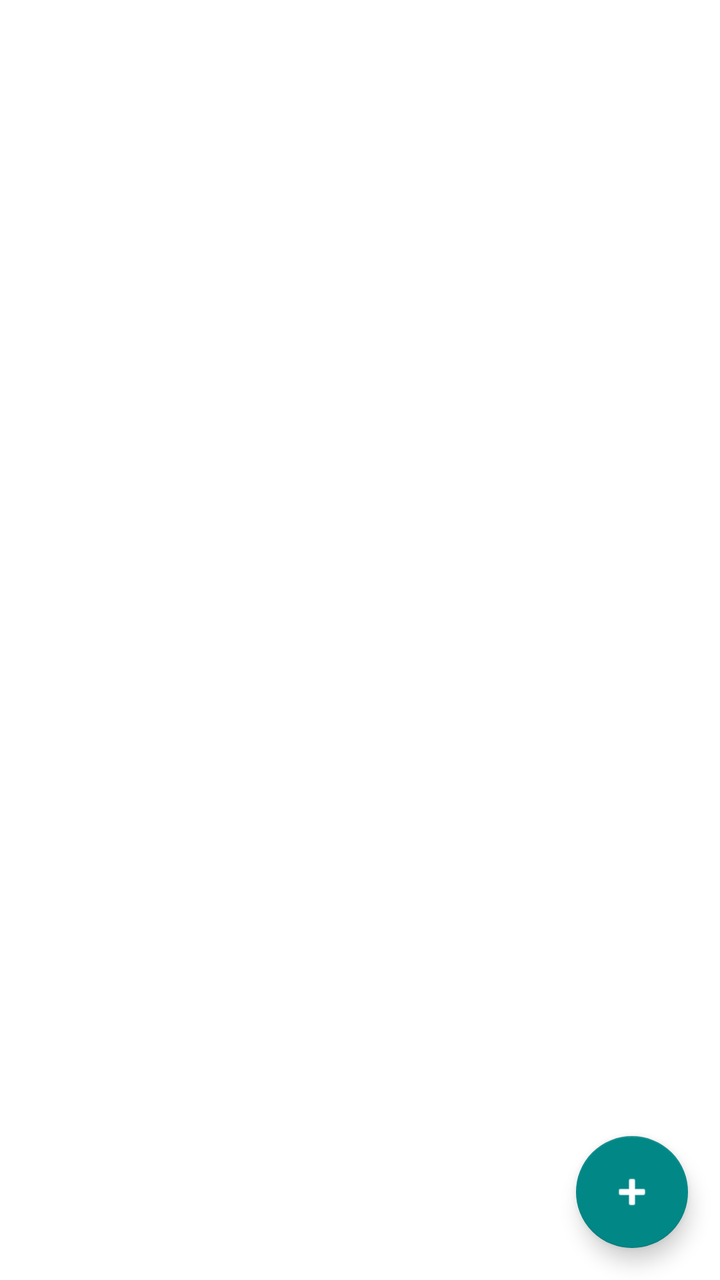
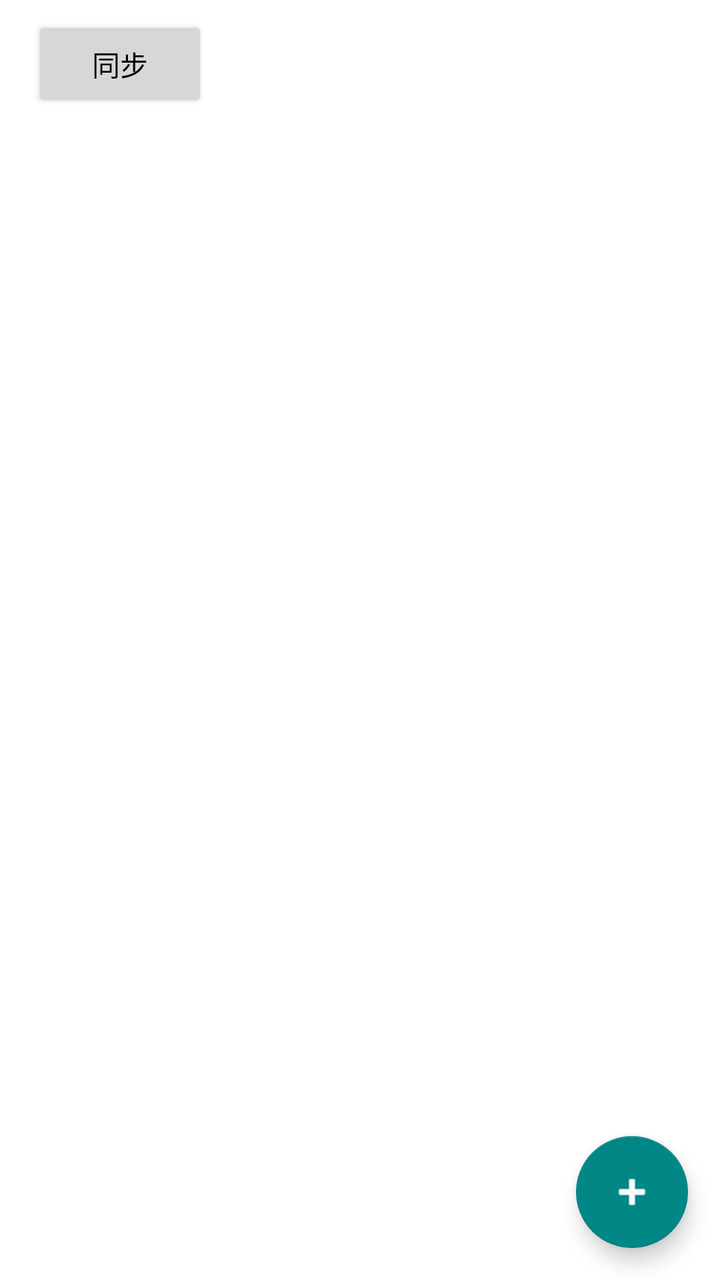

Compare the two renders of this Android layout. The source of the first and the diff that turns it into the second are given below.
<!-- AndroidManifest.xml: application theme Theme.Todolist -->
<!-- res/layout/fragment_task_list.xml -->
<?xml version="1.0" encoding="utf-8"?>
<androidx.constraintlayout.widget.ConstraintLayout
        xmlns:android="http://schemas.android.com/apk/res/android"
        xmlns:app="http://schemas.android.com/apk/res-auto"
        xmlns:tools="http://schemas.android.com/tools"
        android:layout_width="match_parent"
        android:layout_height="match_parent">

    <androidx.recyclerview.widget.RecyclerView
            android:id="@+id/taskRecyclerView"
            android:layout_width="0dp"
            android:layout_height="0dp"
            app:layoutManager="androidx.recyclerview.widget.LinearLayoutManager"
            app:layout_constraintTop_toTopOf="parent"
            app:layout_constraintBottom_toBottomOf="parent"
            app:layout_constraintStart_toStartOf="parent"
            app:layout_constraintEnd_toEndOf="parent"
            tools:listitem="@layout/item_task" />

    <TextView
            android:id="@+id/emptyTextView"
            android:layout_width="wrap_content"
            android:layout_height="wrap_content"
            android:text="@string/empty_task_list"
            android:textSize="15sp"
            android:textColor="?android:attr/textColorSecondary"
            android:visibility="gone"
            app:layout_constraintTop_toTopOf="parent"
            app:layout_constraintBottom_toBottomOf="parent"
            app:layout_constraintStart_toStartOf="parent"
            app:layout_constraintEnd_toEndOf="parent" />

    <com.google.android.material.floatingactionbutton.FloatingActionButton
            android:id="@+id/addTaskFab"
            android:layout_width="wrap_content"
            android:layout_height="wrap_content"
            android:layout_margin="16dp"
            android:contentDescription="@string/title_add_task"
            app:srcCompat="@android:drawable/ic_input_add"
            app:layout_constraintBottom_toBottomOf="parent"
            app:layout_constraintEnd_toEndOf="parent" />

</androidx.constraintlayout.widget.ConstraintLayout>
<!-- res/layout/item_task.xml (included above) -->
<?xml version="1.0" encoding="utf-8"?>
<androidx.constraintlayout.widget.ConstraintLayout
        xmlns:android="http://schemas.android.com/apk/res/android"
        xmlns:app="http://schemas.android.com/apk/res-auto"
        xmlns:tools="http://schemas.android.com/tools"
        android:layout_width="match_parent"
        android:layout_height="wrap_content"
        android:paddingStart="16dp"
        android:paddingEnd="16dp"
        android:paddingTop="12dp"
        android:paddingBottom="12dp"
        android:background="?attr/selectableItemBackground"
        android:clickable="true"
        android:focusable="true">
    <CheckBox
            android:id="@+id/completedCheckBox"
            android:layout_width="wrap_content"
            android:layout_height="wrap_content"
            app:layout_constraintStart_toStartOf="parent"
            app:layout_constraintTop_toTopOf="parent"
            app:layout_constraintBottom_toBottomOf="parent" />

    <LinearLayout
            android:layout_width="0dp"
            android:layout_height="wrap_content"
            android:orientation="vertical"
            android:layout_marginStart="12dp"
            app:layout_constraintStart_toEndOf="@id/completedCheckBox"
            app:layout_constraintEnd_toEndOf="parent"
            app:layout_constraintTop_toTopOf="parent"
            app:layout_constraintBottom_toBottomOf="parent">

        <TextView
                android:id="@+id/titleTextView"
                android:layout_width="match_parent"
                android:layout_height="wrap_content"
                android:textSize="16sp"
                android:textStyle="bold"
                android:textColor="?attr/colorOnSurface"
                android:maxLines="1"
                android:ellipsize="end"
                android:hint="@string/hint_task_title"/>

        <TextView
                android:id="@+id/descriptionTextView"
                android:layout_width="match_parent"
                android:layout_height="wrap_content"
                android:layout_marginTop="2dp"
                android:textSize="13sp"
                android:textColor="?android:attr/textColorSecondary"
                android:maxLines="1"
                android:ellipsize="end"
                android:hint="@string/hint_task_description" />

    </LinearLayout>

</androidx.constraintlayout.widget.ConstraintLayout>
<!-- resources referenced by this layout -->
<resources>
  <string name="empty_task_list">暂无任务，点击右下角按钮添加</string>
  <string name="hint_task_description">请输入任务描述（选填）</string>
  <string name="hint_task_title">请输入任务标题</string>
  <string name="title_add_task">新建任务</string>
  <style name="Theme.Todolist" parent="Theme.MaterialComponents.Light.NoActionBar">
          
          <item name="colorPrimary">@color/purple_500</item>
          <item name="colorPrimaryVariant">@color/purple_700</item>
          <item name="colorOnPrimary">@color/white</item>
          
          <item name="colorSecondary">@color/teal_700</item>
          <item name="colorSecondaryVariant">@color/teal_700</item>
          <item name="colorOnSecondary">@color/white</item>
  
          
          <item name="colorAccent">@color/purple_500</item>
  
          
          <item name="android:windowBackground">@color/white</item>
          <item name="colorSurface">@color/white</item>
          <item name="colorOnSurface">@color/black</item>
          <item name="colorError">@color/delete_red</item>
          <item name="android:textColorPrimary">@color/black</item>
          <item name="android:textColorSecondary">@color/text_secondary_light</item>
  
          
          <item name="android:statusBarColor">?attr/colorPrimaryVariant</item>
          <item name="android:windowLightStatusBar" tools:targetApi="23">false</item>
          <item name="android:navigationBarColor" tools:targetApi="21">@color/white</item>
          <item name="android:windowLightNavigationBar" tools:targetApi="27">true</item>
      </style>
  <color name="purple_500">#FF6200EE</color>
  <color name="purple_700">#FF3700B3</color>
  <color name="white">#FFFFFFFF</color>
  <color name="teal_700">#FF018786</color>
  <color name="black">#FF000000</color>
  <color name="delete_red">#FFD32F2F</color>
  <color name="text_secondary_light">#FF666666</color>
</resources>

<!-- the commit's change to res/layout/fragment_task_list.xml (unified diff, before → after) -->
@@ -6,11 +6,22 @@
         android:layout_width="match_parent"
         android:layout_height="match_parent">
 
+    <Button
+            android:id="@+id/btn_sync"
+            android:layout_width="wrap_content"
+            android:layout_height="wrap_content"
+            android:layout_marginStart="16dp"
+            android:layout_marginTop="8dp"
+            android:text="@string/action_sync"
+            app:layout_constraintStart_toStartOf="parent"
+            app:layout_constraintTop_toTopOf="parent" />
+
     <androidx.recyclerview.widget.RecyclerView
             android:id="@+id/taskRecyclerView"
             android:layout_width="0dp"
             android:layout_height="0dp"
             app:layoutManager="androidx.recyclerview.widget.LinearLayoutManager"
+            app:layout_constraintTop_toBottomOf="@id/btn_sync"
             app:layout_constraintTop_toTopOf="parent"
             app:layout_constraintBottom_toBottomOf="parent"
             app:layout_constraintStart_toStartOf="parent"
<!-- resource entries referenced after the edit -->
@@ -1,5 +1,6 @@
 <!-- resources referenced by this layout -->
 <resources>
+  <string name="action_sync">同步</string>
   <string name="empty_task_list">暂无任务，点击右下角按钮添加</string>
   <string name="hint_task_description">请输入任务描述（选填）</string>
   <string name="hint_task_title">请输入任务标题</string>
